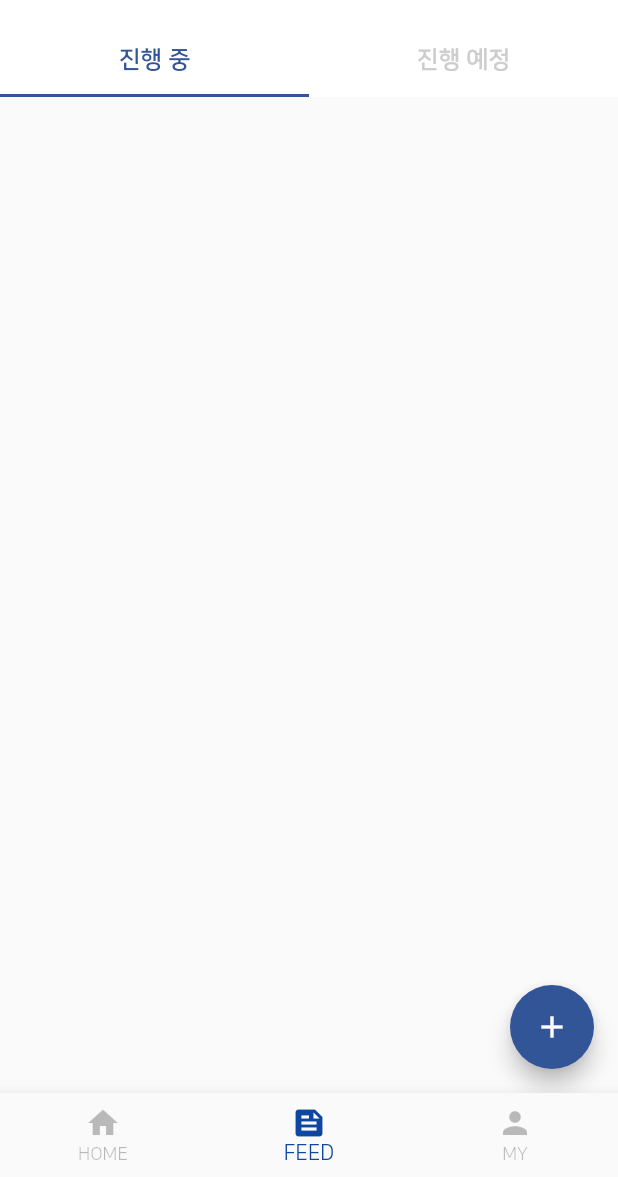
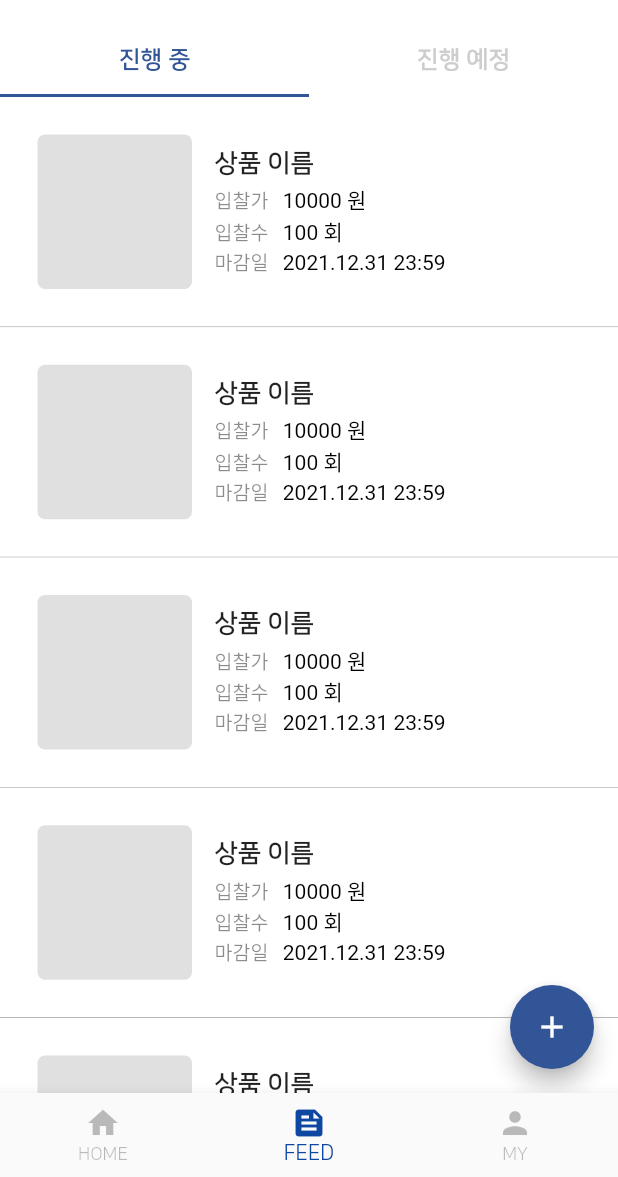
Before and after one commit to trumanfromkorea/BID-Mobile, a Flutter app: the screen it shows once a user with an empty profile is signed in, item 2 of the bottom bar chosen, on a phone screen of 412 x 824 dp, the part 59-1236 px from its top. Run offline on Flutter 3.47's test engine with Material 2 defaults, Android fonts, the light colour scheme and no system bars; our stand-ins replace dio, firebase_auth, firebase_core, get, google_sign_in; accounts and stored records are empty.

Commit message:
fix: ui 수정

```diff
--- a/lib/main.dart
+++ b/lib/main.dart
@@ -23,22 +23,16 @@ class MyApp extends StatefulWidget {
 }
 
 class _MyAppState extends State<MyApp> {
-  bool _initialized = false;
-  bool _error = false;
-
-  var currentUser;
+  var currentUser = FirebaseAuth.instance.currentUser;
 
   void initializeFlutterFire() async {
     try {
       authStateListener();
       setState(() {
         currentUser = FirebaseAuth.instance.currentUser;
-        _initialized = true;
       });
     } catch (e) {
-      setState(() {
-        _error = true;
-      });
+      print(e);
     }
   }
 
@@ -60,19 +54,6 @@ class _MyAppState extends State<MyApp> {
   Widget build(BuildContext context) {
     Get.put(AuthController());
 
-    if (FirebaseAuth.instance.currentUser == null) {
-      return MaterialApp(
-          theme: ThemeData(
-            fontFamily: 'NanumSquare',
-            primarySwatch: MaterialColor(0xff315596, themeColor),
-            bottomSheetTheme: const BottomSheetThemeData(
-              backgroundColor: Color(0x00000000),
-            ),
-          ),
-          debugShowCheckedModeBanner: false,
-          color: Colors.blue,
-          home: const SignInScreen());
-    } else {
     return GetMaterialApp(
       theme: ThemeData(
         fontFamily: 'NanumSquare',
@@ -83,24 +64,7 @@ class _MyAppState extends State<MyApp> {
       ),
       debugShowCheckedModeBanner: false,
       color: Colors.blue,
-          home: const MainScreen());
+      home: currentUser == null ? const SignInScreen() : const MainScreen(),
+    );
   }
 }
-}
-
-
-// class MyApp extends StatelessWidget {
-//   const MyApp({Key? key}) : super(key: key);
-
-//   // This widget is the root of your application.
-//   @override
-//   Widget build(BuildContext context) {
-//     return MaterialApp(
-//       title: 'BID',
-//       theme: ThemeData(
-//         primarySwatch: MaterialColor(0xff315596, themeColor),
-//       ),
-//       home: const SignInScreen(),
-//     );
-//   }
-// }
--- a/lib/screens/Feed/Feed.screen.dart
+++ b/lib/screens/Feed/Feed.screen.dart
@@ -91,7 +91,7 @@ class _FeedScreenState extends State<FeedScreen> with SingleTickerProviderStateM
   void initState() {
     super.initState();
     _tabController = TabController(vsync: this, length: 2);
-    initList();
+    // initList();
   }
 
   @override
--- a/lib/widgets/Feed/list_candidate.widget.dart
+++ b/lib/widgets/Feed/list_candidate.widget.dart
@@ -26,9 +26,9 @@ class _ListCandidateState extends State<ListCandidate> {
   @override
   Widget build(BuildContext context) {
     return ListView.builder(
-      itemCount: widget.dataList.length,
+      itemCount:5,
       itemBuilder: (context, int index) {
-        String dateString = widget.dataList[index]['expireDate'].split('T')[0];
+        // String dateString = widget.dataList[index]['expireDate'].split('T')[0];
 
         return GestureDetector(
           onTap: () {
@@ -65,7 +65,7 @@ class _ListCandidateState extends State<ListCandidate> {
                     Container(
                       margin: const EdgeInsets.only(bottom: 5),
                       child: Text(
-                        widget.dataList[index]['name'],
+                        "상품 이름",
                         style: const TextStyle(
                           fontSize: 17,
                           fontWeight: FontWeight.bold,
@@ -79,11 +79,11 @@ class _ListCandidateState extends State<ListCandidate> {
                           ),
                           children: [
                             TextSpan(
-                              text: "입찰가 ",
+                              text: "입찰가   ",
                               style: keyText,
                             ),
                             TextSpan(
-                              text: widget.dataList[index]['startPrice'].toString() + "원",
+                              text: "10000 원",
                               style: valueText,
                             )
                           ]),
@@ -95,11 +95,11 @@ class _ListCandidateState extends State<ListCandidate> {
                           ),
                           children: [
                             TextSpan(
-                              text: "입찰수 ",
+                              text: "좋아요   ",
                               style: keyText,
                             ),
                             TextSpan(
-                              text: widget.dataList[index]['bidCount'].toString() + "회",
+                              text: "100 회",
                               style: valueText,
                             )
                           ]),
@@ -111,11 +111,11 @@ class _ListCandidateState extends State<ListCandidate> {
                           ),
                           children: [
                             TextSpan(
-                              text: "마감일 ",
+                              text: "마감일   ",
                               style: keyText,
                             ),
                             TextSpan(
-                              text: dateString,
+                              text: "2021.12.31 23:59",
                               style: valueText,
                             )
                           ]),
--- a/lib/widgets/Feed/list_running.widget.dart
+++ b/lib/widgets/Feed/list_running.widget.dart
@@ -26,9 +26,8 @@ class _ListRunningState extends State<ListRunning> {
   @override
   Widget build(BuildContext context) {
     return ListView.builder(
-      itemCount: widget.dataList.length,
+      itemCount: 5,
       itemBuilder: (context, int index) {
-        String dateString = widget.dataList[index]['expireDate'].split('T')[0];
 
         return GestureDetector(
           onTap: () {
@@ -65,7 +64,7 @@ class _ListRunningState extends State<ListRunning> {
                     Container(
                       margin: const EdgeInsets.only(bottom: 5),
                       child: Text(
-                        widget.dataList[index]['name'],
+                        "상품 이름",
                         style: const TextStyle(
                           fontSize: 17,
                           fontWeight: FontWeight.bold,
@@ -79,11 +78,11 @@ class _ListRunningState extends State<ListRunning> {
                           ),
                           children: [
                             TextSpan(
-                              text: "입찰가 ",
+                              text: "입찰가   ",
                               style: keyText,
                             ),
                             TextSpan(
-                              text: widget.dataList[index]['startPrice'].toString() + "원",
+                              text: "10000 원",
                               style: valueText,
                             )
                           ]),
@@ -95,11 +94,11 @@ class _ListRunningState extends State<ListRunning> {
                           ),
                           children: [
                             TextSpan(
-                              text: "입찰수 ",
+                              text: "입찰수   ",
                               style: keyText,
                             ),
                             TextSpan(
-                              text: widget.dataList[index]['bidCount'].toString() + "회",
+                              text: "100 회",
                               style: valueText,
                             )
                           ]),
@@ -111,11 +110,11 @@ class _ListRunningState extends State<ListRunning> {
                           ),
                           children: [
                             TextSpan(
-                              text: "마감일 ",
+                              text: "마감일   ",
                               style: keyText,
                             ),
                             TextSpan(
-                              text: dateString,
+                              text: "2021.12.31 23:59",
                               style: valueText,
                             )
                           ]),
```
Also changed, not shown: lib/screens/Feed/Details.screen.dart (+18 -11 lines), lib/screens/Feed/Write.screen.dart (+69 -43 lines), lib/screens/My/My.screen.dart (+67 -0 lines), lib/widgets/Feed/InputPrice.widget.dart (+7 -3 lines). Lines whose indentation alone changed are shown as unchanged.
